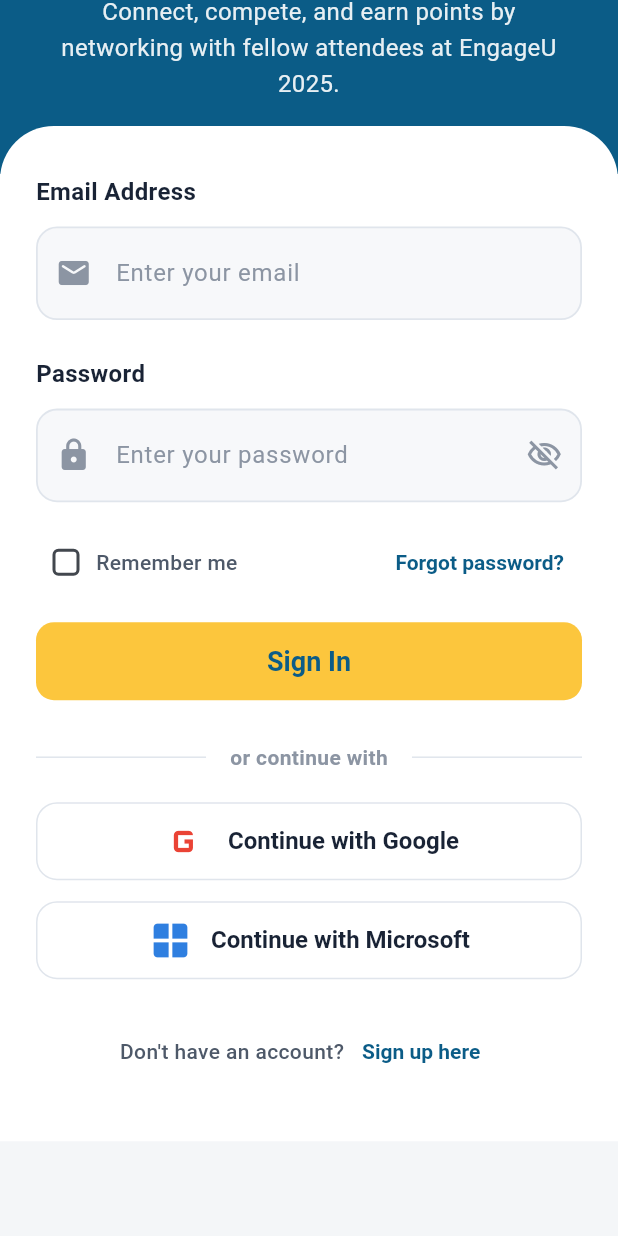
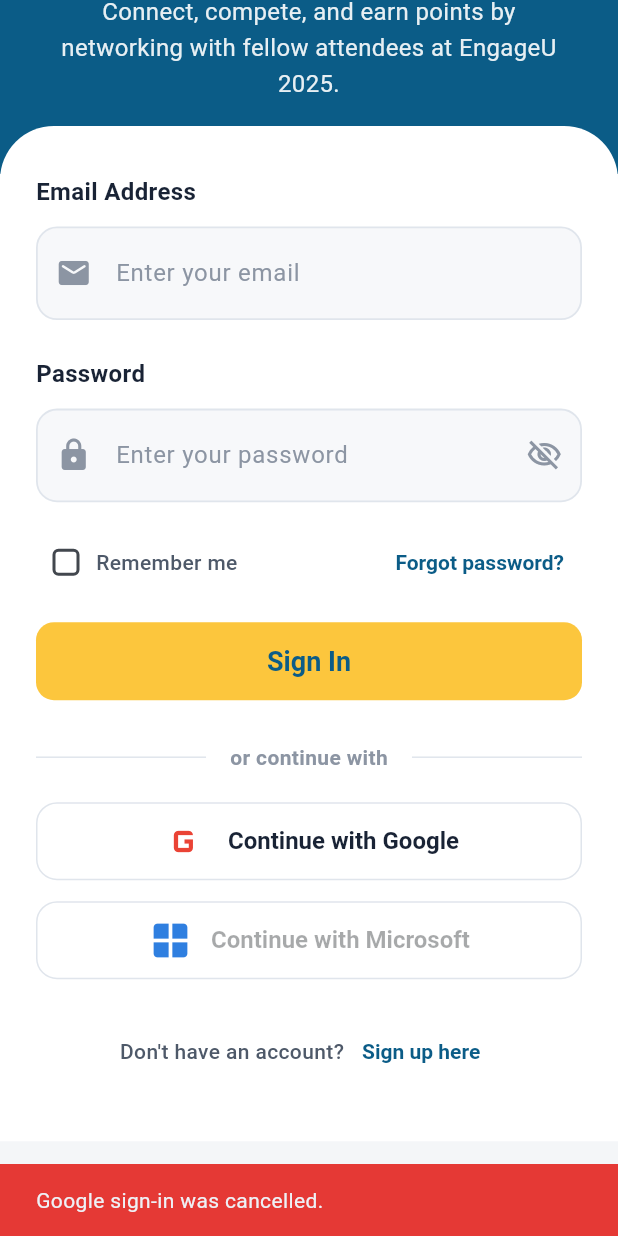
Before and after one commit to Anakha-KK/event_networking_app, a Flutter app: the screen it shows after launch, scrolled down 330 dp, after a tap on "Continue with Google", on a phone screen of 412 x 824 dp. Run offline on Flutter 3.47's test engine with Material 3 defaults, Android fonts, the phone set to English and light mode, and no system bars; our stand-ins replace google_sign_in.

Commit message:
Set up social login-google

```diff
--- a/lib/config/env.dart
+++ b/lib/config/env.dart
@@ -21,4 +21,13 @@
     'SIGN_UP_ENDPOINT',
     defaultValue: '$apiBaseUrl/signup',
   );
+
+  static const googleSignInEndpoint = String.fromEnvironment(
+    'GOOGLE_SIGN_IN_ENDPOINT',
+    defaultValue: '$apiBaseUrl/auth/google/mobile',
+  );
+
+  static const googleServerClientId = String.fromEnvironment(
+    'GOOGLE_SERVER_CLIENT_ID',
+  );
 }
--- a/lib/login/widgets/sign_in_section.dart
+++ b/lib/login/widgets/sign_in_section.dart
@@ -2,6 +2,7 @@
 import 'dart:convert';
 
 import 'package:flutter/material.dart';
+import 'package:google_sign_in/google_sign_in.dart';
 import 'package:http/http.dart' as http;
 
 import '../../config/env.dart';
@@ -23,8 +24,15 @@
   bool _rememberMe = false;
   bool _obscurePassword = true;
   bool _isSubmitting = false;
+  bool _isGoogleSubmitting = false;
   final TextEditingController _emailController = TextEditingController();
   final TextEditingController _passwordController = TextEditingController();
+  final GoogleSignIn _googleSignIn = GoogleSignIn(
+    scopes: const ['email'],
+    serverClientId: EnvConfig.googleServerClientId.isEmpty
+        ? null
+        : EnvConfig.googleServerClientId,
+  );
   late final FocusNode _emailFocusNode;
   late final FocusNode _passwordFocusNode;
 
@@ -197,6 +205,69 @@
     } finally {
       if (mounted) {
         setState(() => _isSubmitting = false);
+      }
+    }
+  }
+
+  Future<void> _handleGoogleSignIn() async {
+    setState(() => _isGoogleSubmitting = true);
+
+    try {
+      // Always sign out first so users can pick a different Google account.
+      await _googleSignIn.signOut();
+      try {
+        await _googleSignIn.disconnect();
+      } catch (_) {
+        // Ignore disconnect errors when no session exists.
+      }
+
+      final account = await _googleSignIn.signIn();
+      if (account == null) {
+        _showSnack('Google sign-in was cancelled.');
+        return;
+      }
+
+      final auth = await account.authentication;
+      final idToken = auth.idToken;
+
+      if (idToken == null) {
+        _showSnack('Unable to retrieve Google token. Please try again.');
+        return;
+      }
+
+      final response = await http
+          .post(
+            Uri.parse(EnvConfig.googleSignInEndpoint),
+            headers: const {
+              'Accept': 'application/json',
+              'Content-Type': 'application/json',
+            },
+            body: jsonEncode({'id_token': idToken}),
+          )
+          .timeout(const Duration(seconds: 10));
+
+      if (!mounted) return;
+
+      final status = response.statusCode;
+      final isSuccess = status == 200 || status == 201;
+      final message = _extractMessage(
+        response.body,
+        fallback:
+            isSuccess ? 'Google sign-in successful.' : 'Google sign-in failed ($status).',
+      );
+
+      _showSnack(message, isError: !isSuccess);
+
+      if (isSuccess) {
+        _goToHomePage();
+      }
+    } on TimeoutException {
+      _showSnack('Google sign-in timed out. Please try again.');
+    } catch (error) {
+      _showSnack('Google sign-in failed: $error');
+    } finally {
+      if (mounted) {
+        setState(() => _isGoogleSubmitting = false);
       }
     }
   }
@@ -403,11 +474,13 @@
                   ],
                 ),
                 const SizedBox(height: 20),
-                const _SocialButton(
+                _SocialButton(
                   icon: Icons.g_mobiledata,
                   label: 'Continue with Google',
                   iconColor: Color(0xFFEA4335),
                   iconSize: 34,
+                  onPressed: _handleGoogleSignIn,
+                  isLoading: _isGoogleSubmitting,
                 ),
                 const SizedBox(height: 14),
                 const _SocialButton(
@@ -462,12 +535,16 @@
     required this.label,
     required this.iconColor,
     this.iconSize = 28,
+    this.onPressed,
+    this.isLoading = false,
   });
 
   final IconData icon;
   final String label;
   final Color iconColor;
   final double iconSize;
+  final VoidCallback? onPressed;
+  final bool isLoading;
 
   @override
   Widget build(BuildContext context) {
@@ -486,13 +563,24 @@
             fontWeight: FontWeight.w600,
           ),
         ),
-        onPressed: () {},
+        onPressed: isLoading ? null : onPressed,
         child: Row(
           mainAxisAlignment: MainAxisAlignment.center,
           children: [
-            Icon(icon, color: iconColor, size: iconSize),
-            const SizedBox(width: 12),
-            Text(label),
+            if (isLoading)
+              const SizedBox(
+                width: 24,
+                height: 24,
+                child: CircularProgressIndicator(
+                  strokeWidth: 2,
+                  valueColor: AlwaysStoppedAnimation<Color>(kHeroBlue),
+                ),
+              )
+            else ...[
+              Icon(icon, color: iconColor, size: iconSize),
+              const SizedBox(width: 12),
+              Text(label),
+            ],
           ],
         ),
       ),
--- a/pubspec.yaml
+++ b/pubspec.yaml
@@ -31,6 +31,7 @@
   flutter:
     sdk: flutter
   http: ^1.2.1
+  google_sign_in: ^6.2.1
 
   # The following adds the Cupertino Icons font to your application.
   # Use with the CupertinoIcons class for iOS style icons.
```
Also changed, not shown: pubspec.lock, 7 other files.
